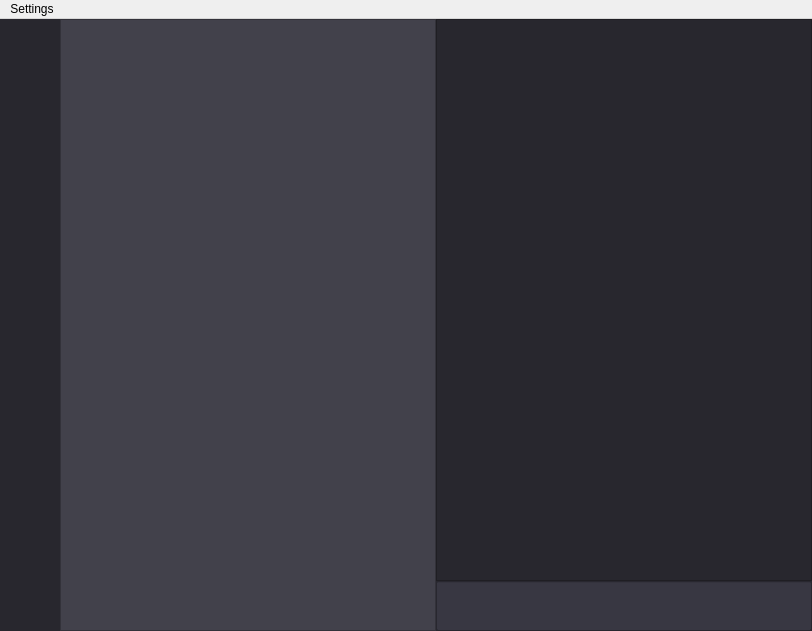
This is ui_forms/chats_window.ui in StackTraceSoftware/Trace-Desktop as Qt 5 draws it before an edit. The edited form follows.
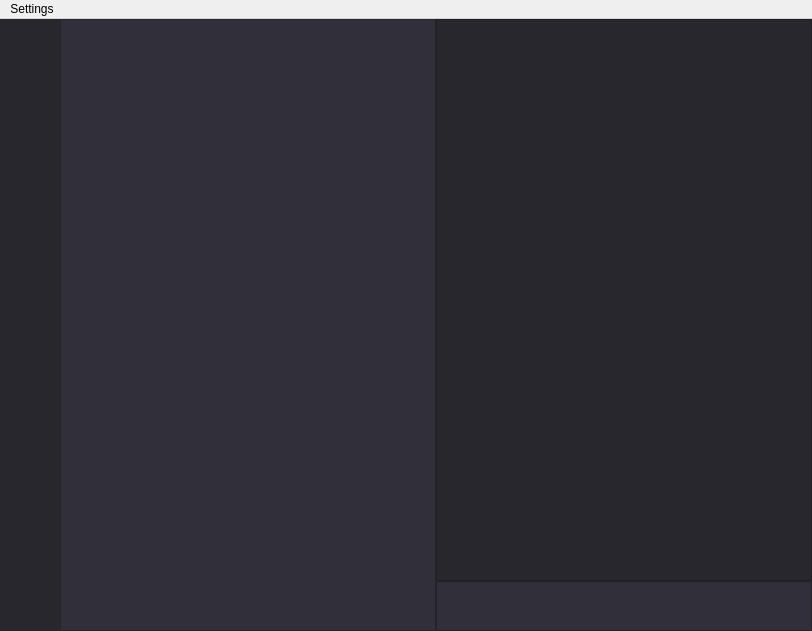
This is the edited form. Icons and pictures are not drawn.

Commit message: add hover for chat cell && change color when click on the chat cell

```diff
--- a/ui_forms/chats_window.ui
+++ b/ui_forms/chats_window.ui
@@ -101,7 +101,7 @@
           <property name="styleSheet">
            <string notr="true">QListWidget
 {
-	background-color: rgb(66, 65, 75)
+	background-color: rgb(49, 48, 58)
 }
 
 QScrollBar:vertical {
@@ -123,7 +123,16 @@
 
 QScrollBar::add-page:vertical, QScrollBar::sub-page:vertical {
     background: none;
-}</string>
+}
+
+
+QListWidget::item:selected {
+    background-color: #A0A0A0;
+    color: #FFFFFF; 
+}
+
+
+</string>
           </property>
          </widget>
         </item>
@@ -148,7 +157,7 @@
           <property name="styleSheet">
            <string notr="true">QLineEdit
 {
-	background-color: rgb(56, 55, 66)
+	background-color: rgb(49, 48, 58)
 }</string>
           </property>
          </widget>
```
The commit also changes 5 other files.
